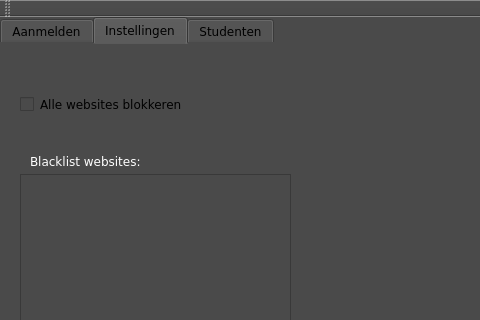
LauraVanspauwen/ProjectEP, file EPUI/mainwindow.ui: the form before one commit; both pictures show x 0 to 480 and y 0 to 320 of the 800 by 480 pixel window.
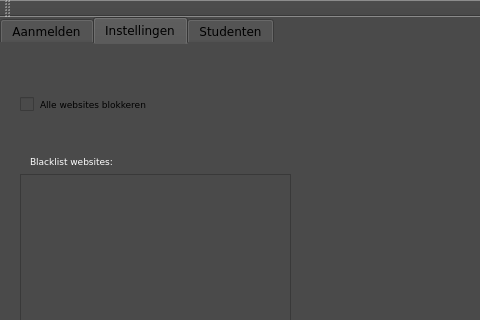
The form after the commit. The open tabs and pages were chosen to show the change. Icons and pictures are not drawn.

What changed in the file:
```diff
--- a/EPUI/mainwindow.ui
+++ b/EPUI/mainwindow.ui
@@ -349,8 +349,16 @@
         <property name="font">
          <font>
           <family>DejaVu Sans</family>
+          <pointsize>7</pointsize>
+          <weight>50</weight>
+          <italic>false</italic>
+          <bold>false</bold>
          </font>
         </property>
+        <property name="styleSheet">
+         <string notr="true">font: 7pt &quot;DejaVu Sans&quot;;r
+color: rgb(255, 255, 255);</string>
+        </property>
         <property name="text">
          <string>Alle websites blokkeren</string>
         </property>
@@ -391,7 +399,7 @@
          </font>
         </property>
         <property name="text">
-         <string>&lt;html&gt;&lt;head/&gt;&lt;body&gt;&lt;p&gt;&lt;span style=&quot; color:#ffffff;&quot;&gt;Blacklist websites:&lt;/span&gt;&lt;/p&gt;&lt;/body&gt;&lt;/html&gt;</string>
+         <string>&lt;html&gt;&lt;head/&gt;&lt;body&gt;&lt;p&gt;&lt;span style=&quot; font-size:7pt; color:#ffffff;&quot;&gt;Blacklist websites:&lt;/span&gt;&lt;/p&gt;&lt;/body&gt;&lt;/html&gt;</string>
         </property>
        </widget>
        <widget class="QPushButton" name="Uitloggen">
```
Left out of the diff: 13 changed lines with no effect on the pictures.
